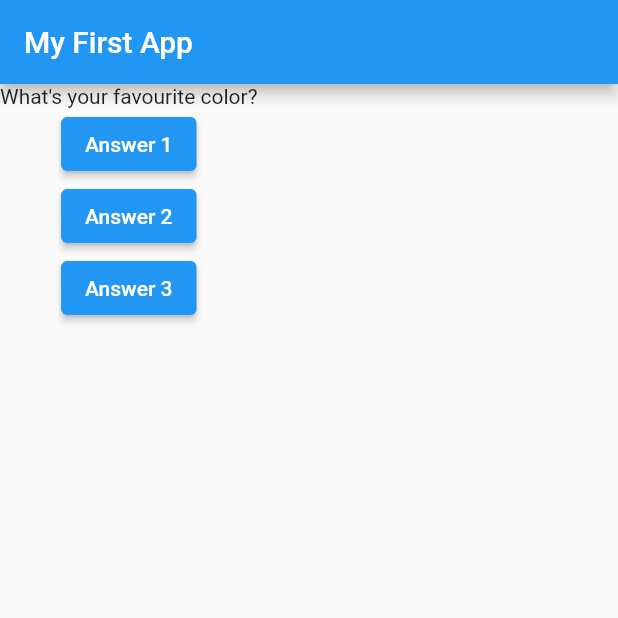
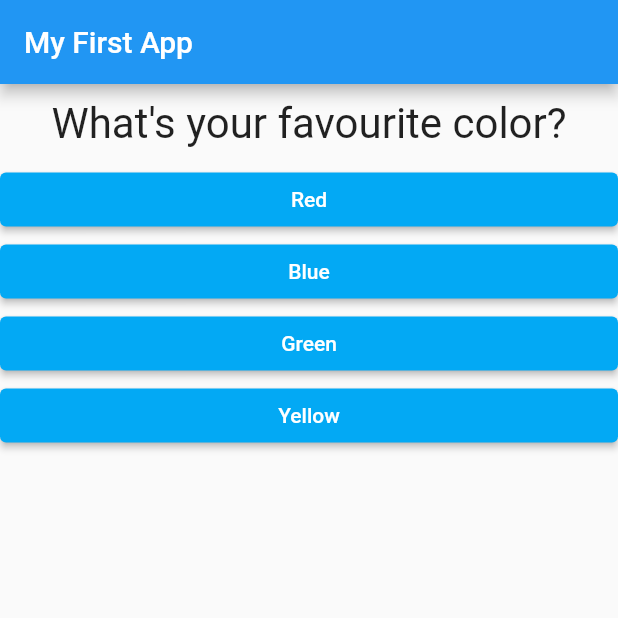
Before and after one commit to xzyxrene/flutter_02, a Flutter app: the screen it shows after launch, on a phone screen of 412 x 824 dp, the top half of it. Run offline on Flutter 3.47's test engine with Material 2 defaults, Android fonts, the phone set to English and light mode, and no system bars.

Commit message:
first instance of working code!

```diff
--- /dev/null
+++ b/lib/answer.dart
@@ -0,0 +1,23 @@
+import 'package:flutter/material.dart';
+
+class Answer extends StatelessWidget {
+  final VoidCallback selectHandler;
+  final String answerText;
+
+  Answer(this.selectHandler, this.answerText);
+
+  @override
+  Widget build(BuildContext context) {
+    return Container(
+      width: double.infinity,
+      child: ElevatedButton(
+        child: Text(answerText),
+        onPressed: selectHandler,
+        style: ButtonStyle(
+          backgroundColor: MaterialStateProperty.all(Colors.lightBlue),
+          foregroundColor: MaterialStateProperty.all(Colors.white),
+        ),
+      ),
+    );
+  }
+}
--- a/lib/main.dart
+++ b/lib/main.dart
@@ -1,46 +1,62 @@
 import 'package:flutter/material.dart';
+import './question.dart';
+import './answer.dart';
 
 void main() => runApp(MyApp());
 
-class MyApp extends StatelessWidget {
-  var questionIndex = 0;
+class MyApp extends StatefulWidget {
+  @override
+  State<StatefulWidget> createState() {
+    return _MyAppState();
+  }
+}
 
-  void answerQuestion() {
-    questionIndex++;
-    print(questionIndex);
+class _MyAppState extends State<MyApp> {
+  var _questionIndex = 0;
+
+  final questions = const [
+    {
+      'questionText': 'What\'s your favourite color?',
+      'answers': ['Red', 'Blue', 'Green', 'Yellow'],
+    },
+    {
+      'questionText': 'What\'s your favourite animal?',
+      'answers': ['Lion', 'Tiger', 'Elephant', 'Giraffe'],
+    },
+    {
+      'questionText': 'Which age group do you belong in?',
+      'answers': ['Below 21', '21 to 45', '46 to 60', 'Above 60'],
+    },
+  ];
+
+  void _answerQuestion() {
+    setState(() {
+      _questionIndex++;
+    });
   }
 
   @override
   Widget build(BuildContext context) {
-    var questions = [
-      'What\'s your favourite color?',
-      'What\'s your favourite animal?'
-    ];
-
     return MaterialApp(
       home: Scaffold(
         appBar: AppBar(
           title: Text('My First App'),
         ),
-        body: Column(
-          children: [
-            Text(
-              questions[questionIndex],
-            ),
-            ElevatedButton(
-              child: Text('Answer 1'),
-              onPressed: answerQuestion,
-            ),
-            ElevatedButton(
-              child: Text('Answer 2'),
-              onPressed: answerQuestion,
-            ),
-            ElevatedButton(
-              child: Text('Answer 3'),
-              onPressed: answerQuestion,
-            ),
-          ],
-        ),
+        body: _questionIndex < questions.length
+            ? Column(
+                children: [
+                  Question(
+                    questions[_questionIndex]['questionText'] as String,
+                  ),
+                  ...(questions[_questionIndex]['answers'] as List<String>)
+                      .map((answer) {
+                    return Answer(_answerQuestion, answer);
+                  }).toList()
+                ],
+              )
+            : Center(
+                child: Text('Yay... You did it!'),
+              ),
       ),
     );
   }
--- /dev/null
+++ b/lib/question.dart
@@ -0,0 +1,20 @@
+import 'package:flutter/material.dart';
+
+class Question extends StatelessWidget {
+  final String questionText;
+
+  Question(this.questionText);
+
+  @override
+  Widget build(BuildContext context) {
+    return Container(
+      width: double.infinity,
+      margin: EdgeInsets.all(10),
+      child: Text(
+        questionText,
+        style: TextStyle(fontSize: 28),
+        textAlign: TextAlign.center,
+      ),
+    );
+  }
+}
```
